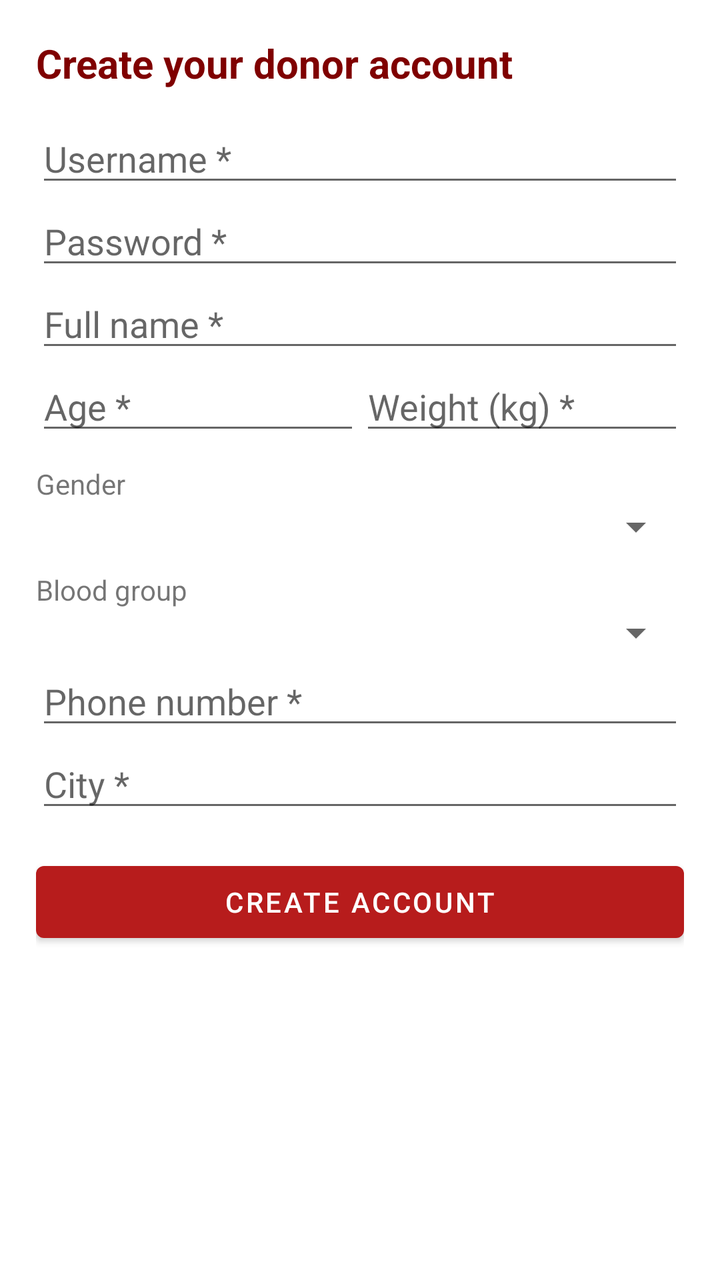
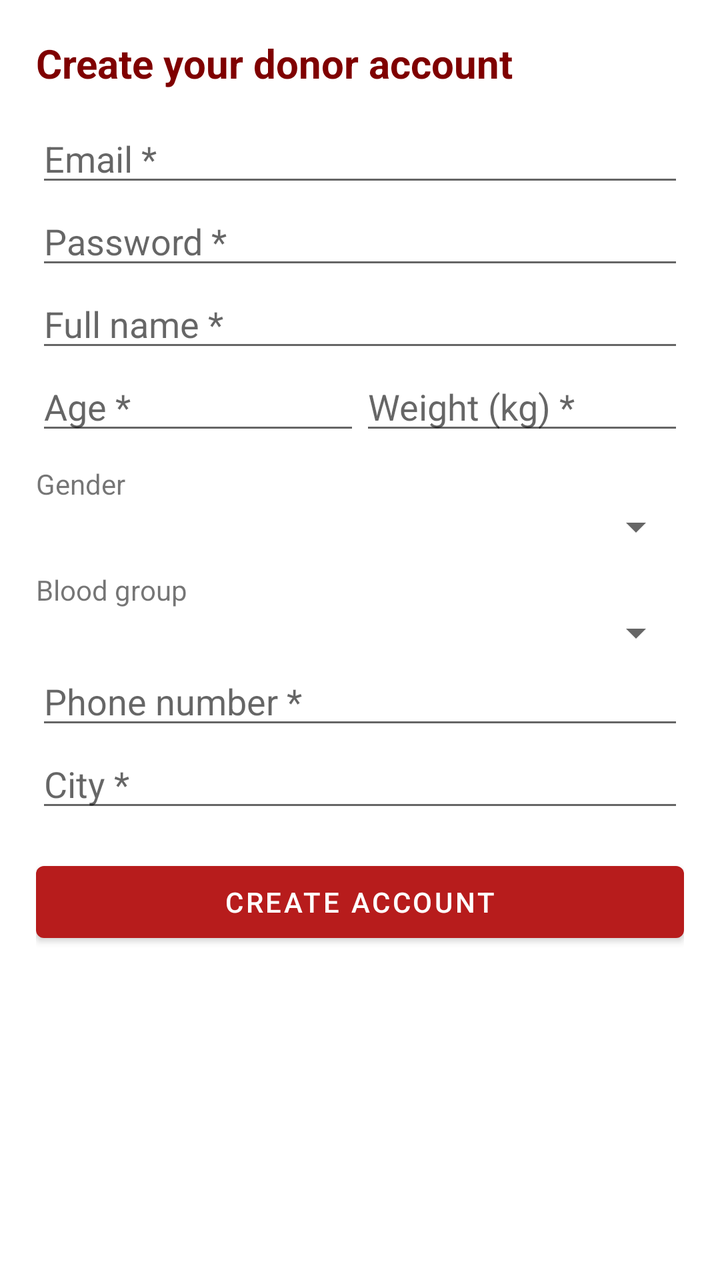

An Android layout rendered at two revisions. The XML below is the earlier revision; the diff shows what the commit changed to produce the second picture.
<!-- AndroidManifest.xml: application theme Theme.BloodDonation -->
<!-- res/layout/activity_register.xml -->
<?xml version="1.0" encoding="utf-8"?>
<ScrollView xmlns:android="http://schemas.android.com/apk/res/android"
    android:layout_width="match_parent" android:layout_height="match_parent">
    <LinearLayout android:layout_width="match_parent" android:layout_height="wrap_content"
        android:orientation="vertical" android:padding="18dp">
        <TextView android:layout_width="wrap_content" android:layout_height="wrap_content"
            android:text="Create your donor account" android:textSize="20sp"
            android:textStyle="bold" android:textColor="@color/blood_red_dark"
            android:layout_marginBottom="12dp" />
        <EditText android:id="@+id/etUsername" android:layout_width="match_parent"
            android:layout_height="wrap_content" android:hint="Username *" android:inputType="text" />
        <EditText android:id="@+id/etPassword" android:layout_width="match_parent"
            android:layout_height="wrap_content" android:hint="Password *" android:inputType="textPassword" />
        <EditText android:id="@+id/etName" android:layout_width="match_parent"
            android:layout_height="wrap_content" android:hint="Full name *" android:inputType="textPersonName" />
        <LinearLayout android:layout_width="match_parent" android:layout_height="wrap_content" android:orientation="horizontal">
            <EditText android:id="@+id/etAge" android:layout_width="0dp" android:layout_height="wrap_content"
                android:layout_weight="1" android:hint="Age *" android:inputType="number" />
            <EditText android:id="@+id/etWeight" android:layout_width="0dp" android:layout_height="wrap_content"
                android:layout_weight="1" android:hint="Weight (kg) *" android:inputType="numberDecimal" />
        </LinearLayout>
        <TextView android:layout_width="wrap_content" android:layout_height="wrap_content" android:text="Gender" android:layout_marginTop="10dp" />
        <Spinner android:id="@+id/spGender" android:layout_width="match_parent" android:layout_height="wrap_content" />
        <TextView android:layout_width="wrap_content" android:layout_height="wrap_content" android:text="Blood group" android:layout_marginTop="10dp" />
        <Spinner android:id="@+id/spBloodGroup" android:layout_width="match_parent" android:layout_height="wrap_content" />
        <EditText android:id="@+id/etPhone" android:layout_width="match_parent"
            android:layout_height="wrap_content" android:hint="Phone number *" android:inputType="phone" />
        <EditText android:id="@+id/etCity" android:layout_width="match_parent"
            android:layout_height="wrap_content" android:hint="City *" android:inputType="textPostalAddress" />
        <Button android:id="@+id/btnCreateAccount" android:layout_width="match_parent"
            android:layout_height="wrap_content" android:text="Create Account"
            android:layout_marginTop="16dp" />
    </LinearLayout>
</ScrollView>
<!-- resources referenced by this layout -->
<resources>
  <color name="blood_red_dark">#7F0000</color>
  <style name="Theme.BloodDonation" parent="Theme.MaterialComponents.DayNight.DarkActionBar">
          <item name="colorPrimary">@color/blood_red</item>
          <item name="colorPrimaryVariant">@color/blood_red_dark</item>
          <item name="colorOnPrimary">@color/white</item>
          <item name="colorSecondary">@color/blood_red</item>
          <item name="android:statusBarColor">@color/blood_red_dark</item>
      </style>
  <color name="blood_red">#B71C1C</color>
  <color name="white">#FFFFFF</color>
</resources>

<!-- the commit's change to res/layout/activity_register.xml (unified diff, before → after) -->
@@ -7,8 +7,9 @@
             android:text="Create your donor account" android:textSize="20sp"
             android:textStyle="bold" android:textColor="@color/blood_red_dark"
             android:layout_marginBottom="12dp" />
-        <EditText android:id="@+id/etUsername" android:layout_width="match_parent"
-            android:layout_height="wrap_content" android:hint="Username *" android:inputType="text" />
+        <EditText android:id="@+id/etEmail" android:layout_width="match_parent"
+            android:layout_height="wrap_content" android:hint="Email *" android:inputType="textEmailAddress"
+            android:autofillHints="emailAddress" />
         <EditText android:id="@+id/etPassword" android:layout_width="match_parent"
             android:layout_height="wrap_content" android:hint="Password *" android:inputType="textPassword" />
         <EditText android:id="@+id/etName" android:layout_width="match_parent"
